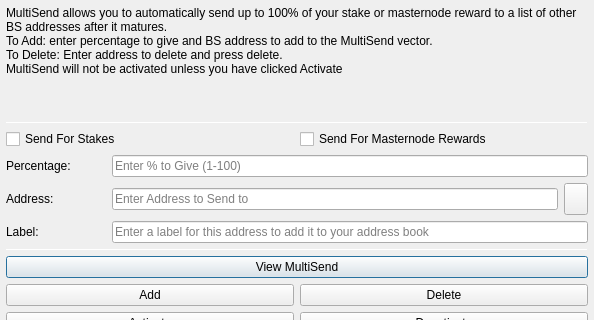
Qt form src/qt/forms/multisenddialog.ui (bitstakecore/skw-no-master) before a commit; both pictures show x 0 to 594 and y 0 to 320 of the 594 by 526 pixel window.
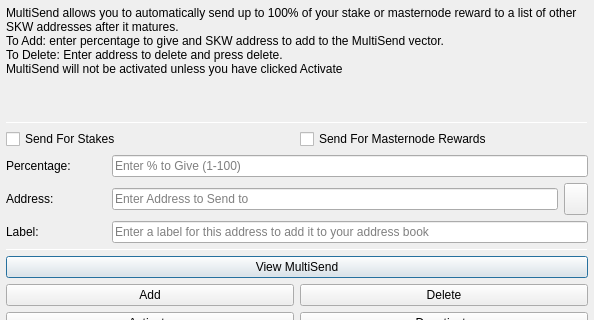
The same form after that commit. Icons and pictures are not drawn.

The edit to the form file:
```diff
--- a/src/qt/forms/multisenddialog.ui
+++ b/src/qt/forms/multisenddialog.ui
@@ -37,8 +37,8 @@
         <number>1</number>
        </property>
        <property name="text">
-        <string>MultiSend allows you to automatically send up to 100% of your stake or masternode reward to a list of other BS addresses after it matures.
-To Add: enter percentage to give and BS address to add to the MultiSend vector.
+        <string>MultiSend allows you to automatically send up to 100% of your stake or masternode reward to a list of other SKW addresses after it matures.
+To Add: enter percentage to give and SKW address to add to the MultiSend vector.
 To Delete: Enter address to delete and press delete.
 MultiSend will not be activated unless you have clicked Activate</string>
        </property>
```
Left out of the diff: 4 changed lines with no effect on the pictures.
